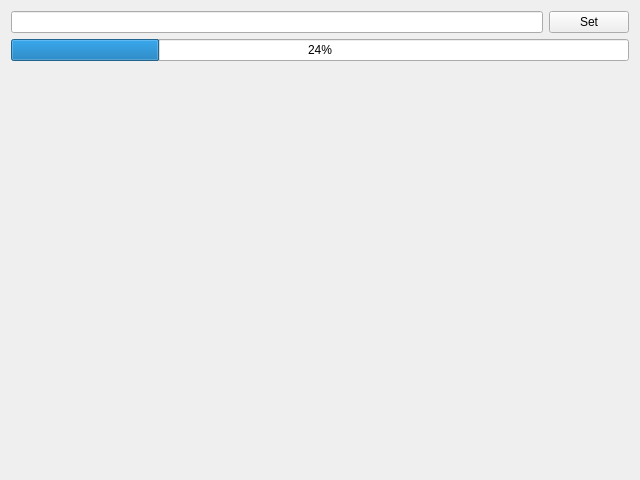
This is benchmark_v2_form.ui in patraanjan23/MPHMiner as Qt 5 draws it before an edit. The edited form follows.
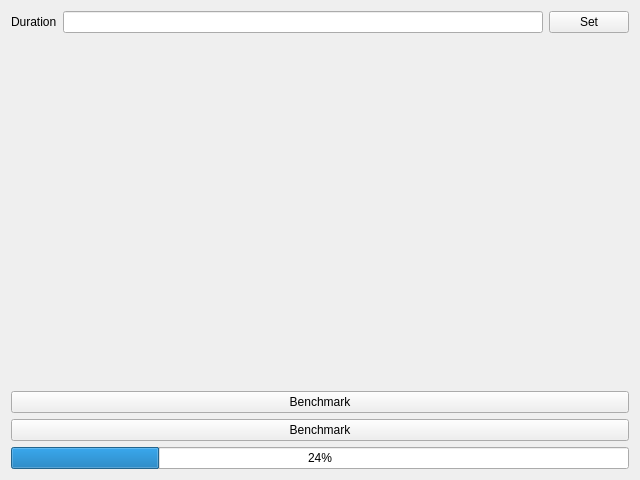
This is the edited form.

Commit message: first successful implementation of multi-algo benchmark with QProcess and QTimers.

Diff of the .ui file:
```diff
--- a/benchmark_v2_form.ui
+++ b/benchmark_v2_form.ui
@@ -16,6 +16,13 @@
   <layout class="QVBoxLayout" name="verticalLayout">
    <item>
     <layout class="QHBoxLayout" name="horizontalLayout">
+     <item>
+         <widget class="QLabel" name="label">
+             <property name="text">
+                 <string>Duration</string>
+             </property>
+         </widget>
+     </item>
      <item>
       <widget class="QLineEdit" name="editDuration">
        <property name="toolTip">
@@ -36,11 +43,20 @@
     </layout>
    </item>
    <item>
-    <widget class="QProgressBar" name="progressBar">
-     <property name="value">
-      <number>24</number>
-     </property>
-    </widget>
+       <layout class="QHBoxLayout" name="horizontalLayout_2">
+           <item>
+               <layout class="QVBoxLayout" name="checkboxLayout"/>
+           </item>
+           <item>
+               <layout class="QVBoxLayout" name="labelLayout"/>
+           </item>
+       </layout>
+   </item>
+      <item>
+          <layout class="QGridLayout" name="lblGrid"/>
+      </item>
+      <item>
+          <layout class="QGridLayout" name="btnGrid"/>
    </item>
    <item>
     <spacer name="verticalSpacer">
@@ -56,10 +72,25 @@
     </spacer>
    </item>
    <item>
-    <layout class="QGridLayout" name="lblGrid"/>
+       <widget class="QPushButton" name="btnBenchmark">
+           <property name="text">
+               <string>Benchmark</string>
+           </property>
+       </widget>
    </item>
    <item>
-    <layout class="QGridLayout" name="btnGrid"/>
+       <widget class="QPushButton" name="btnBenchAgain">
+           <property name="text">
+               <string>Benchmark</string>
+           </property>
+       </widget>
+   </item>
+      <item>
+          <widget class="QProgressBar" name="progressBar">
+              <property name="value">
+                  <number>24</number>
+              </property>
+          </widget>
    </item>
   </layout>
  </widget>
```
Lines whose indentation alone changed are shown as unchanged. The commit also changes 2 other files.
